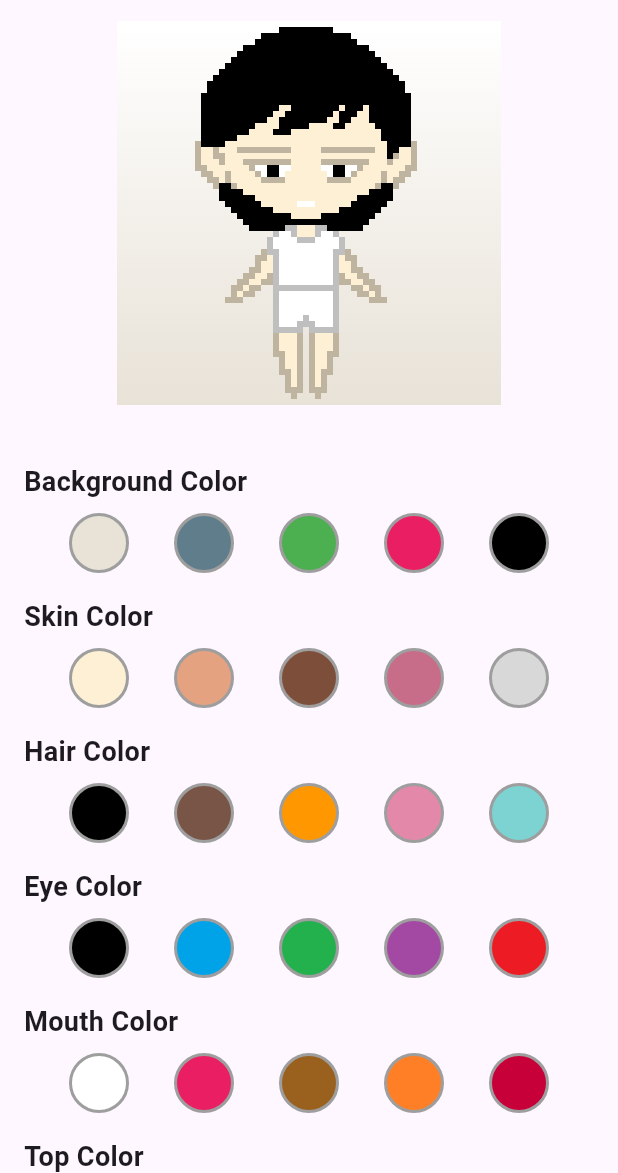
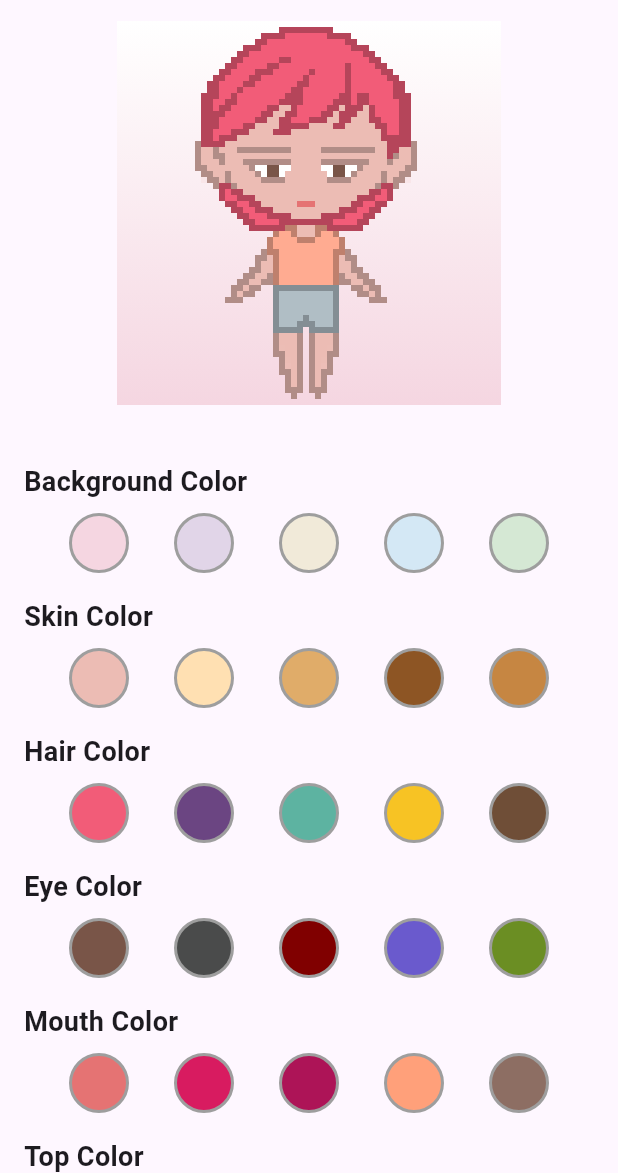
Before and after one commit to alicia6-6/flutter_custom_avatar, a Flutter app: the screen it shows after launch, on a phone screen of 412 x 824 dp, the part 63-1236 px from its top. Run offline on Flutter 3.47's test engine with Material 3 defaults, Android fonts, the phone set to English and light mode, and no system bars.

Commit message:
style: Update hair and eye color palettes

```diff
--- a/lib/custom_avatar/avatar_data.dart
+++ b/lib/custom_avatar/avatar_data.dart
@@ -12,52 +12,58 @@ import 'package:flutter/material.dart';
 
 class AvatarData {
   static const List<Color> backgroundColors = [
-    Color(0xFFE8E2D7),
-    Colors.blueGrey,
-    Colors.green,
-    Colors.pink,
-    Colors.black,
+    Color(0xFFF5D6E1),
+    Color(0xFFE1D5E8),
+    Color(0xFFF1EAD9),
+    Color(0xFFD4E8F5),
+    Color(0xFFD5E8D4),
   ];
+
   static const List<Color> bodyColors = [
-    Color(0xFFFEF0D4),
-    Color(0xFFE4A281),
-    Color(0xFF7D4E3A),
-    Color(0xFFC76C89),
-    Color(0xFFD8D8D8),
+    Color(0xFFECBCB4),
+    Color(0xFFFFE0B2),
+    Color(0xFFE0AC69),
+    Color(0xFF8D5524),
+    Color(0xFFC68642),
   ];
+
   static const List<Color> hairColors = [
-    Colors.black,
-    Colors.brown,
-    Colors.orange,
-    Color(0xFFE388A9),
-    Color(0xFF7DD2D2),
+    Color(0xFFF25C78),
+    Color(0xFF6B4582),
+    Color(0xFF5DB3A1),
+    Color(0xFFF7C324),
+    Color(0xFF6F4E37),
   ];
+
   static const List<Color> eyesColors = [
-    Colors.black,
-    Color(0xFF00A2E8),
-    Color(0xFF22B14C),
-    Color(0xFFA349A4),
-    Color(0xFFED1C24),
+    Color(0xFF795548),
+    Color(0xFF4A4B4B),
+    Color(0xFF800000),
+    Color(0xFF6A5ACD),
+    Color(0xFF6B8E23),
   ];
+
   static const List<Color> mouthColors = [
-    Colors.white,
-    Colors.pink,
-    Color(0xFF99611D),
-    Color(0xFFFF7F27),
-    Color(0xFFC70039),
+    Color(0xFFE57373),
+    Color(0xFFD81B60),
+    Color(0xFFAD1457),
+    Color(0xFFFFA07A),
+    Color(0xFF8D6E63),
   ];
+
   static const List<Color> topColors = [
-    Colors.white,
-    Colors.black,
-    Colors.red,
-    Colors.blue,
-    Colors.yellow,
+    Color(0xFFFFAB91),
+    Color(0xFFCE93D8),
+    Color(0xFF90CAF9),
+    Color(0xFFFFF59D),
+    Color(0xFFA5D6A7),
   ];
+
   static const List<Color> bottomColors = [
-    Colors.white,
-    Colors.black,
-    Colors.green,
-    Colors.blueGrey,
-    Colors.purple,
+    Color(0xFFB0BEC5),
+    Color(0xFFB0C4DE),
+    Color(0xFFBCAAA4),
+    Color(0xFFAED581),
+    Color(0xFF81D4FA),
   ];
 }
```
